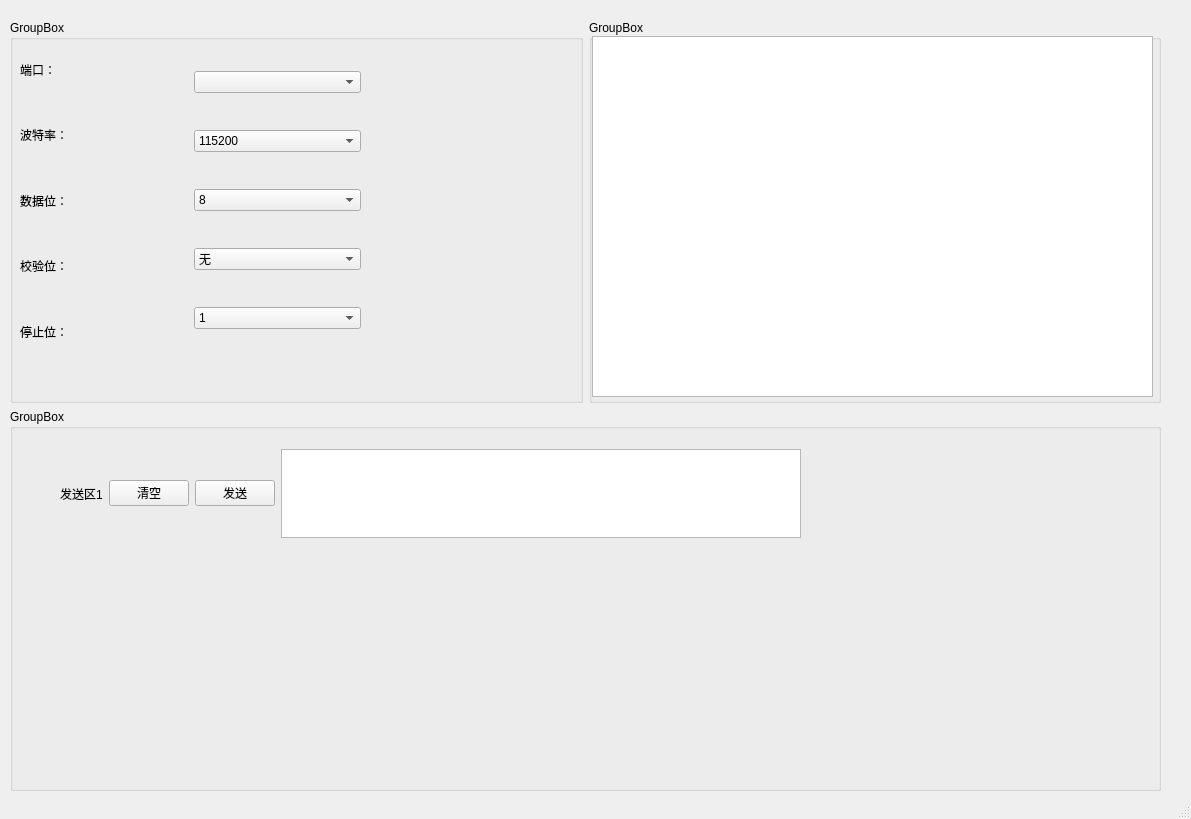
The window that gui.ui (TjfCCC123/ComMonitor) describes before a commit, drawn with Qt 5.
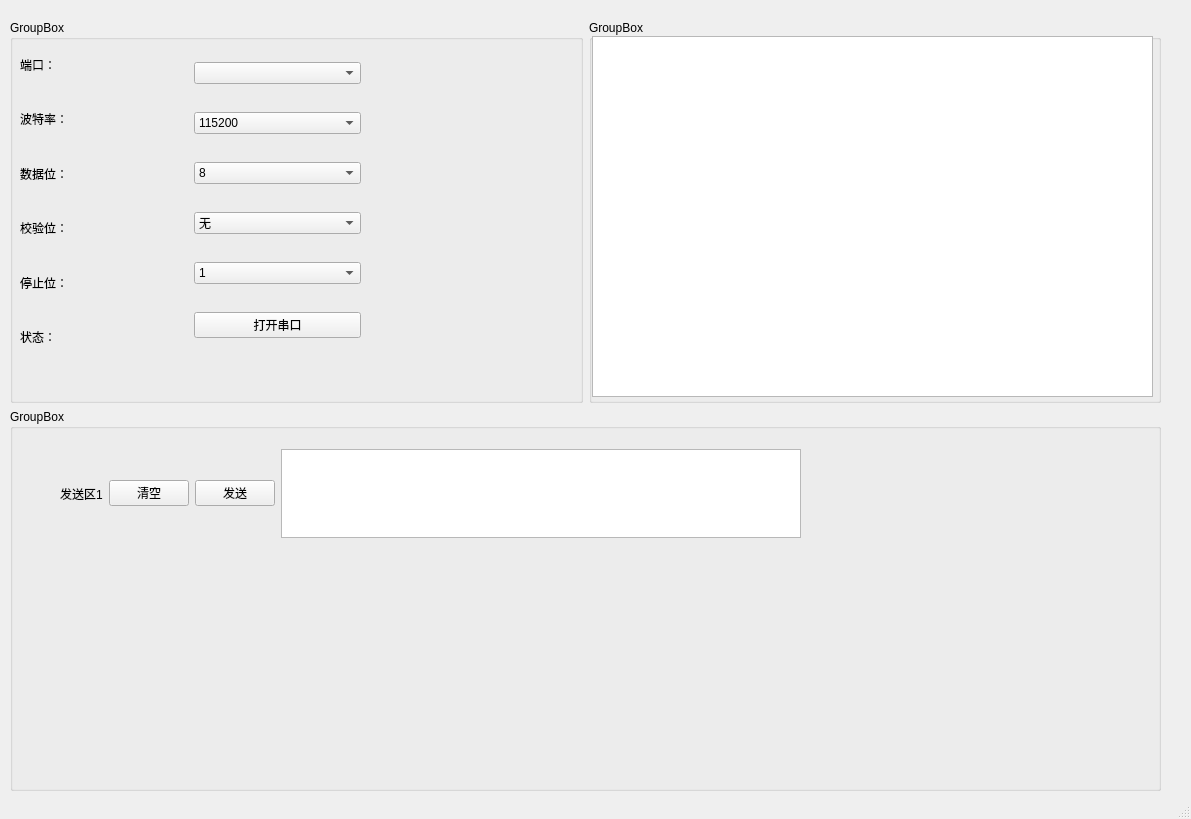
The same window after the commit.

Patch:
```diff
--- a/gui.ui
+++ b/gui.ui
@@ -81,6 +81,13 @@
                </property>
               </widget>
              </item>
+             <item>
+              <widget class="QLabel" name="label_status">
+               <property name="text">
+                <string>状态：</string>
+               </property>
+              </widget>
+             </item>
             </layout>
            </item>
            <item>
@@ -122,6 +129,23 @@
                  <string>1</string>
                 </property>
                </item>
+               <item>
+                <property name="text">
+                 <string>1.5</string>
+                </property>
+               </item>
+               <item>
+                <property name="text">
+                 <string>2</string>
+                </property>
+               </item>
+              </widget>
+             </item>
+             <item>
+              <widget class="QPushButton" name="pushButton_openPort">
+               <property name="text">
+                <string>打开串口</string>
+               </property>
               </widget>
              </item>
             </layout>
```
Left out of the diff: 118 changed lines with no effect on the pictures.
